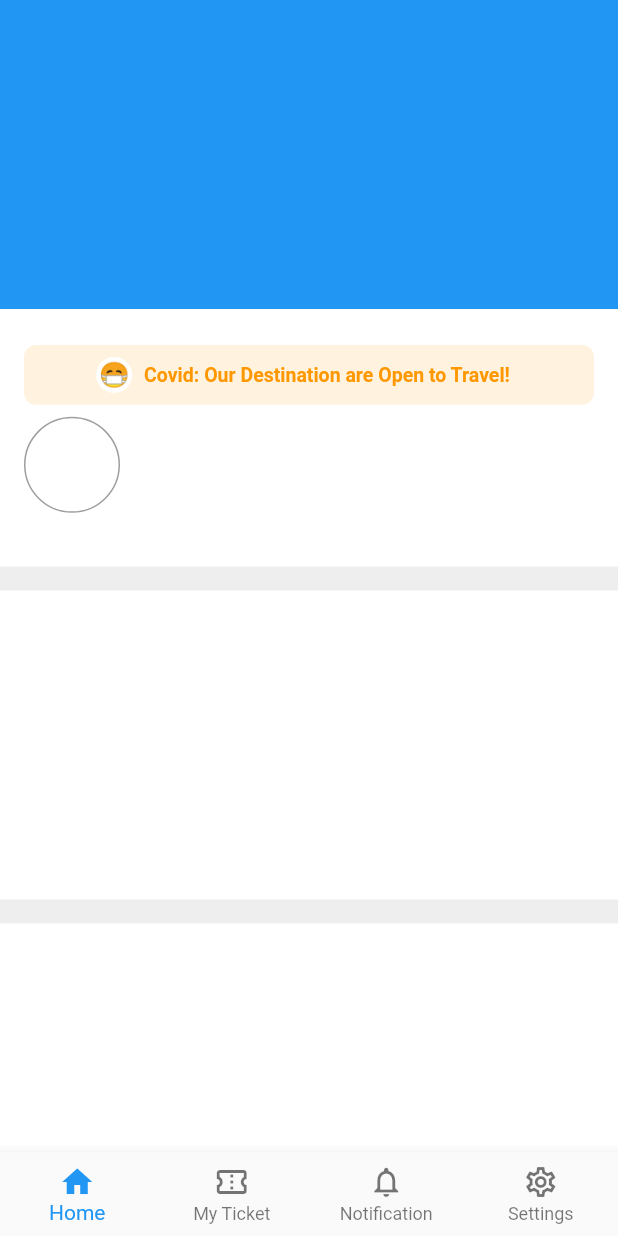
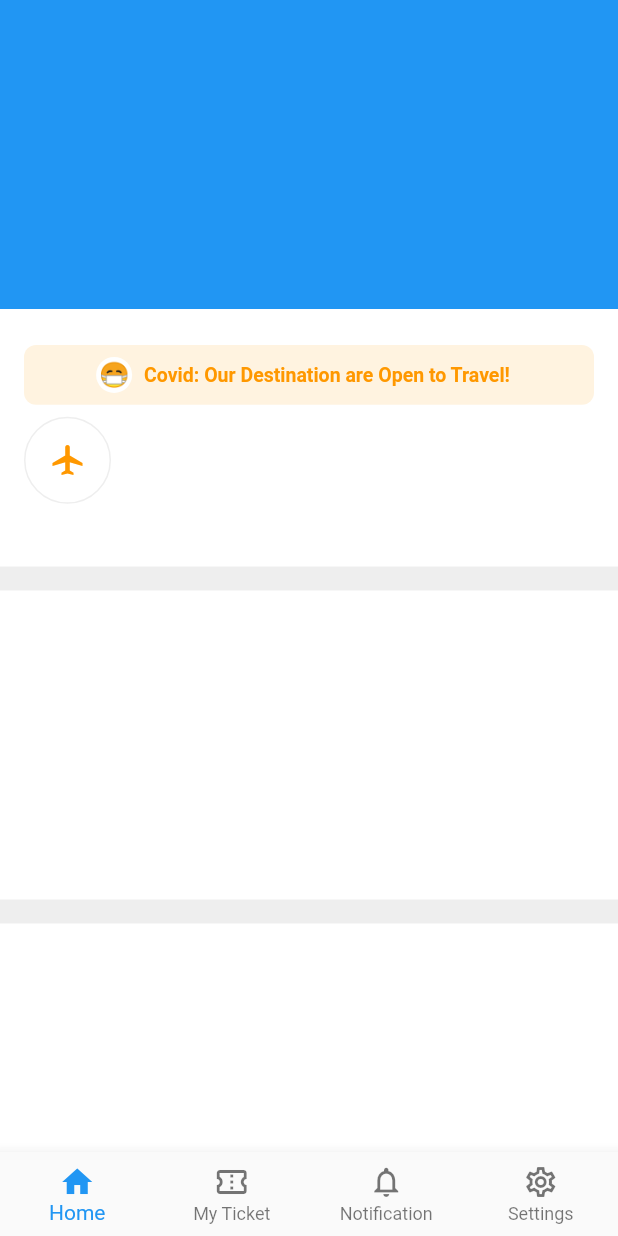
Before and after one commit to JAICHANGPARK/flutter_notebook_11th_story, a Flutter app: the screen it shows after launch, on a phone screen of 412 x 824 dp. Run offline on Flutter 3.47's test engine with Material 2 defaults, Android fonts, the phone set to English and light mode, and no system bars; our stand-ins replace backdrop, badges, flutter_inner_drawer, flutter_slidable, google_fonts.

Commit message:
Update ticket_booking_home_page.dart

```diff
--- a/lib/ep710_ticket_booking_app/ticket_booking_home_page.dart
+++ b/lib/ep710_ticket_booking_app/ticket_booking_home_page.dart
@@ -60,11 +60,14 @@ class _TicketBookingHomePageState extends State<TicketBookingHomePage> {
                         Column(
                           children: [
                             Container(
-                              height: 64,
-                              width: 64,
+                              height: 58,
+                              width: 58,
                               decoration: BoxDecoration(
                                 shape: BoxShape.circle,
-                                border: Border.all(color: Colors.grey)
+                                border: Border.all(color: Colors.grey[200])
+                              ),
+                              child: Center(
+                                child: Icon(Icons.airplanemode_on_sharp, color: Colors.orange,),
                               ),
                             )
                           ],
```
